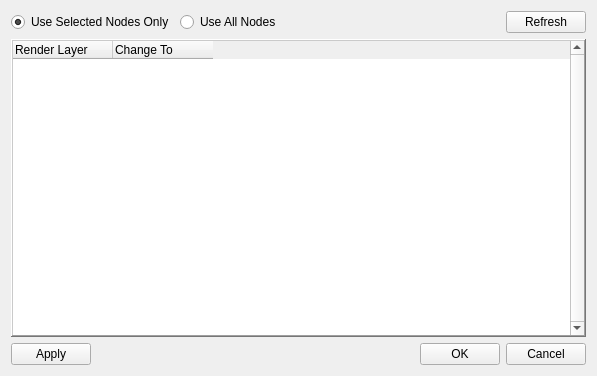
iceanimations/replaceRenderLayer, file ui.ui: the form before one commit.
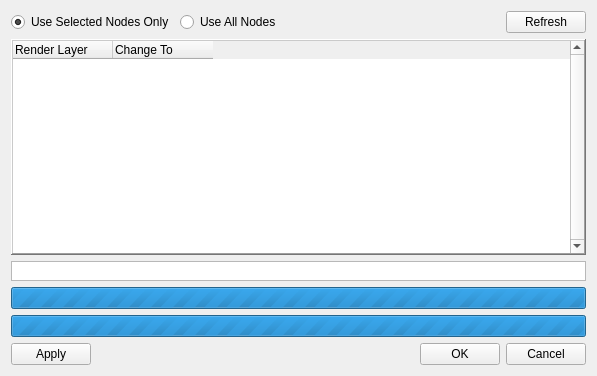
The form after the commit.

Commit message: got the progress bar in

```diff
--- a/ui.ui
+++ b/ui.ui
@@ -120,6 +120,57 @@
      </column>
     </widget>
    </item>
+   <item>
+    <widget class="QTextEdit" name="textEdit">
+     <property name="maximumSize">
+      <size>
+       <width>16777215</width>
+       <height>20</height>
+      </size>
+     </property>
+     <property name="verticalScrollBarPolicy">
+      <enum>Qt::ScrollBarAlwaysOff</enum>
+     </property>
+    </widget>
+   </item>
+   <item>
+    <widget class="QProgressBar" name="progressBar_2">
+     <property name="maximum">
+      <number>0</number>
+     </property>
+     <property name="value">
+      <number>0</number>
+     </property>
+     <property name="alignment">
+      <set>Qt::AlignCenter</set>
+     </property>
+    </widget>
+   </item>
+   <item>
+    <widget class="QProgressBar" name="progressBar">
+     <property name="enabled">
+      <bool>true</bool>
+     </property>
+     <property name="maximum">
+      <number>0</number>
+     </property>
+     <property name="value">
+      <number>0</number>
+     </property>
+     <property name="alignment">
+      <set>Qt::AlignCenter</set>
+     </property>
+     <property name="orientation">
+      <enum>Qt::Horizontal</enum>
+     </property>
+     <property name="invertedAppearance">
+      <bool>false</bool>
+     </property>
+     <property name="textDirection">
+      <enum>QProgressBar::TopToBottom</enum>
+     </property>
+    </widget>
+   </item>
    <item>
     <layout class="QHBoxLayout" name="horizontalLayout_2">
      <item>
```
The commit also changes 2 other files.
